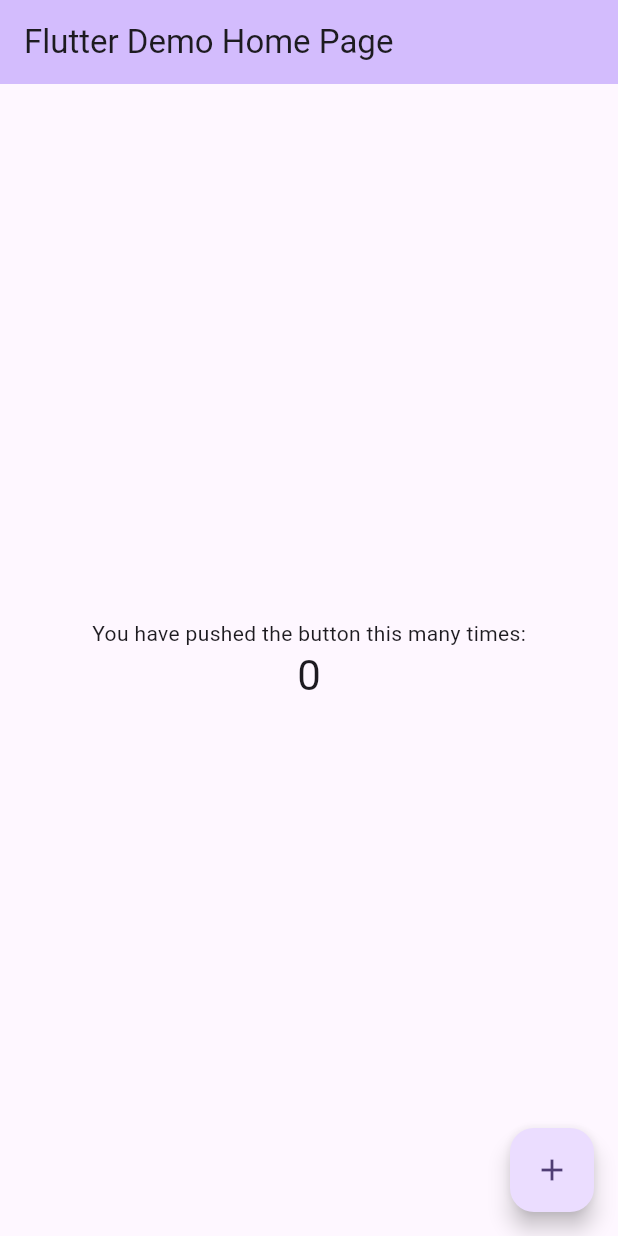
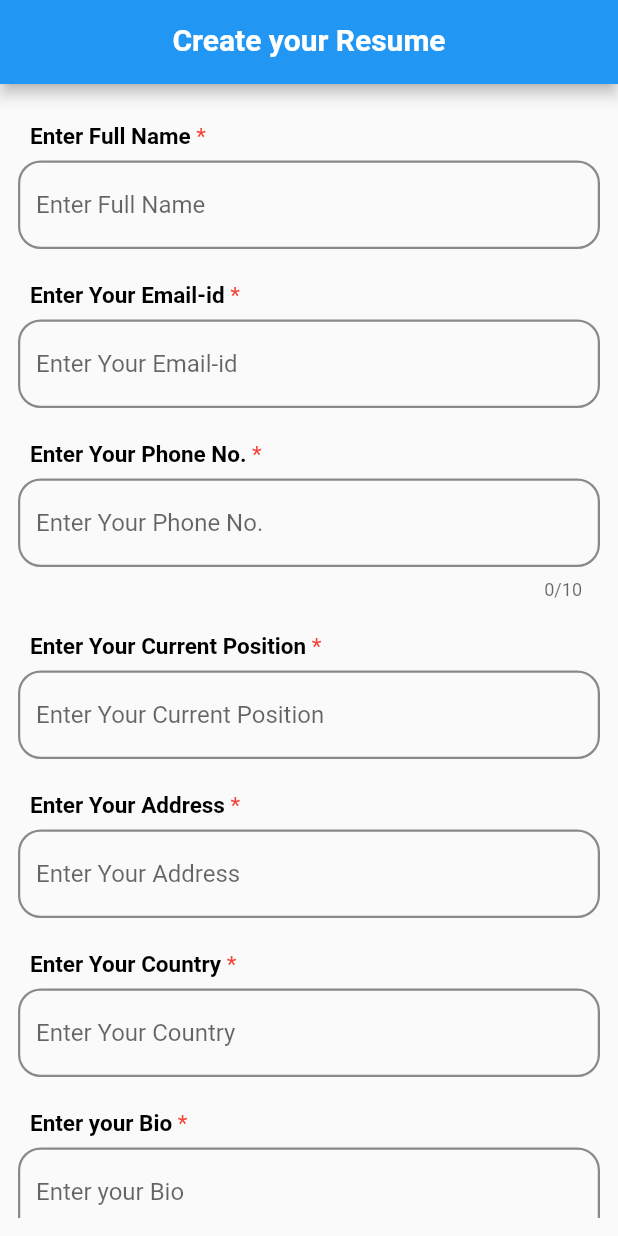
Before and after one commit to SatoruGojo11/Interview_task, a Flutter app: the screen it shows after launch, on a phone screen of 412 x 824 dp. Run offline on Flutter 3.47's test engine with Material 3 defaults, Android fonts, the phone set to English and light mode, and no system bars; our stand-ins replace get; missing offline and left inert: flutter_resume_template.

Commit message:
added Getx dependency, Created Home Page Ui, add some utils for code reusablitym, create color const file for store colors, made routes file for store routes in Getx.

```diff
--- /dev/null
+++ b/knovator_interview_task/lib/controller/home_page_controller.dart
@@ -0,0 +1,58 @@
+import 'package:flutter/material.dart';
+import 'package:flutter_resume_template/flutter_resume_template.dart';
+import 'package:get/get.dart';
+
+class HomePageController extends GetxController {
+  late TemplateData data;
+  List<String> hobbbies = [];
+  final validationkey = GlobalKey<FormState>();
+  TextEditingController usernamecontroller = TextEditingController();
+  TextEditingController emailcontroller = TextEditingController();
+  TextEditingController phonecontroller = TextEditingController();
+  TextEditingController currentPositionController = TextEditingController();
+  TextEditingController addressController = TextEditingController();
+  TextEditingController countryController = TextEditingController();
+  TextEditingController userBioController = TextEditingController();
+  TextEditingController degreeController = TextEditingController();
+  TextEditingController collegeNamecontroller = TextEditingController();
+  TextEditingController languagecontroller = TextEditingController();
+  TextEditingController ratingcontroller = TextEditingController();
+  TextEditingController hobbiescontroller = TextEditingController();
+
+  void saveButtonClicked() {
+    if (validationkey.currentState!.validate()) {
+      hobbbies.addAll(hobbiescontroller.value.text.split(','));
+      createData();
+      Get.toNamed('/resumePage', arguments: {
+        'userData': data,
+      });
+    }
+    update();
+  }
+
+  void createData() {
+    data = TemplateData(
+      fullName: userBioController.value.text,
+      currentPosition: currentPositionController.value.text,
+      address: addressController.value.text,
+      country: countryController.value.text,
+      email: emailcontroller.value.text,
+      phoneNumber: phonecontroller.value.text,
+      bio: userBioController.value.text,
+      experience: [],
+      educationDetails: [
+        Education(
+          degreeController.value.text,
+          collegeNamecontroller.value.text,
+        ),
+      ],
+      languages: [
+        Language(
+          languagecontroller.value.text,
+          int.parse(ratingcontroller.value.text),
+        ),
+      ],
+      hobbies: hobbbies,
+    );
+  }
+}
--- a/knovator_interview_task/lib/main.dart
+++ b/knovator_interview_task/lib/main.dart
@@ -1,4 +1,6 @@
 import 'package:flutter/material.dart';
+import 'package:get/get.dart';
+import 'package:knovator_interview_task/utils/constants/routes.dart';
 
 void main() {
   runApp(const MyApp());
@@ -10,116 +12,23 @@
   // This widget is the root of your application.
   @override
   Widget build(BuildContext context) {
-    return MaterialApp(
-      title: 'Flutter Demo',
+    return GetMaterialApp(
+      builder: (context, child) {
+        final scale = MediaQuery.of(context).textScaler.clamp(
+              minScaleFactor: 0.8,
+              maxScaleFactor: 1.0,
+            );
+        return MediaQuery(
+          data: MediaQuery.of(context).copyWith(textScaler: scale),
+          child: child!,
+        );
+      },
+      debugShowCheckedModeBanner: true,
+      initialRoute: '/homePage',
+      getPages: routes,
       theme: ThemeData(
-        // This is the theme of your application.
-        //
-        // TRY THIS: Try running your application with "flutter run". You'll see
-        // the application has a purple toolbar. Then, without quitting the app,
-        // try changing the seedColor in the colorScheme below to Colors.green
-        // and then invoke "hot reload" (save your changes or press the "hot
-        // reload" button in a Flutter-supported IDE, or press "r" if you used
-        // the command line to start the app).
-        //
-        // Notice that the counter didn't reset back to zero; the application
-        // state is not lost during the reload. To reset the state, use hot
-        // restart instead.
-        //
-        // This works for code too, not just values: Most code changes can be
-        // tested with just a hot reload.
-        colorScheme: ColorScheme.fromSeed(seedColor: Colors.deepPurple),
-        useMaterial3: true,
+        useMaterial3: false,
       ),
-      home: const MyHomePage(title: 'Flutter Demo Home Page'),
     );
   }
 }
-
-class MyHomePage extends StatefulWidget {
-  const MyHomePage({super.key, required this.title});
-
-  // This widget is the home page of your application. It is stateful, meaning
-  // that it has a State object (defined below) that contains fields that affect
-  // how it looks.
-
-  // This class is the configuration for the state. It holds the values (in this
-  // case the title) provided by the parent (in this case the App widget) and
-  // used by the build method of the State. Fields in a Widget subclass are
-  // always marked "final".
-
-  final String title;
-
-  @override
-  State<MyHomePage> createState() => _MyHomePageState();
-}
-
-class _MyHomePageState extends State<MyHomePage> {
-  int _counter = 0;
-
-  void _incrementCounter() {
-    setState(() {
-      // This call to setState tells the Flutter framework that something has
-      // changed in this State, which causes it to rerun the build method below
-      // so that the display can reflect the updated values. If we changed
-      // _counter without calling setState(), then the build method would not be
-      // called again, and so nothing would appear to happen.
-      _counter++;
-    });
-  }
-
-  @override
-  Widget build(BuildContext context) {
-    // This method is rerun every time setState is called, for instance as done
-    // by the _incrementCounter method above.
-    //
-    // The Flutter framework has been optimized to make rerunning build methods
-    // fast, so that you can just rebuild anything that needs updating rather
-    // than having to individually change instances of widgets.
-    return Scaffold(
-      appBar: AppBar(
-        // TRY THIS: Try changing the color here to a specific color (to
-        // Colors.amber, perhaps?) and trigger a hot reload to see the AppBar
-        // change color while the other colors stay the same.
-        backgroundColor: Theme.of(context).colorScheme.inversePrimary,
-        // Here we take the value from the MyHomePage object that was created by
-        // the App.build method, and use it to set our appbar title.
-        title: Text(widget.title),
-      ),
-      body: Center(
-        // Center is a layout widget. It takes a single child and positions it
-        // in the middle of the parent.
-        child: Column(
-          // Column is also a layout widget. It takes a list of children and
-          // arranges them vertically. By default, it sizes itself to fit its
-          // children horizontally, and tries to be as tall as its parent.
-          //
-          // Column has various properties to control how it sizes itself and
-          // how it positions its children. Here we use mainAxisAlignment to
-          // center the children vertically; the main axis here is the vertical
-          // axis because Columns are vertical (the cross axis would be
-          // horizontal).
-          //
-          // TRY THIS: Invoke "debug painting" (choose the "Toggle Debug Paint"
-          // action in the IDE, or press "p" in the console), to see the
-          // wireframe for each widget.
-          mainAxisAlignment: MainAxisAlignment.center,
-          children: <Widget>[
-            const Text(
-              'You have pushed the button this many times:',
-            ),
-            Text(
-              '$_counter',
-              style: Theme.of(context).textTheme.headlineMedium,
-            ),
-          ],
-        ),
-      ),
-      floatingActionButton: FloatingActionButton(
-        onPressed: _incrementCounter,
-        tooltip: 'Increment',
-        child: const Icon(Icons.add),
-      ), // This trailing comma makes auto-formatting nicer for build methods.
-    );
-  }
-}
--- /dev/null
+++ b/knovator_interview_task/lib/utils/constants/routes.dart
@@ -0,0 +1,16 @@
+import 'package:get/get.dart';
+import 'package:knovator_interview_task/view/home_page.dart';
+import 'package:knovator_interview_task/view/resume_page.dart';
+
+List<GetPage> routes = <GetPage>[
+  GetPage(
+    name: '/homePage',
+    page: () => const HomePage(),
+    transition: Transition.rightToLeft,
+  ),
+  GetPage(
+    name: '/resumePage',
+    page: () => const ResumePage(),
+    transition: Transition.rightToLeft,
+  ),
+];
--- /dev/null
+++ b/knovator_interview_task/lib/utils/text.dart
@@ -0,0 +1,30 @@
+import 'package:flutter/material.dart';
+import 'package:knovator_interview_task/utils/constants/color_const.dart';
+
+Text text(
+  String txt, {
+  Color? color,
+  double? fontSize,
+  FontWeight? fontWeight,
+  int? maxLine,
+  TextOverflow? overFlow,
+  TextAlign? textAlign,
+  TextDecoration? decoration,
+  Color? decorationColor,
+  double? heightOfText,
+}) {
+  return Text(
+    txt,
+    textAlign: textAlign ?? TextAlign.start,
+    maxLines: maxLine ?? 1,
+    overflow: overFlow ?? TextOverflow.ellipsis,
+    style: TextStyle(
+      color: color ?? blackClr,
+      fontSize: fontSize ?? 15.0,
+      fontWeight: fontWeight ?? FontWeight.w400,
+      decoration: decoration ?? TextDecoration.none,
+      decorationColor: decorationColor ?? blackClr,
+      height: heightOfText ?? 1.0,
+    ),
+  );
+}
--- /dev/null
+++ b/knovator_interview_task/lib/view/home_page.dart
@@ -0,0 +1,177 @@
+import 'package:flutter/material.dart';
+import 'package:get/get.dart';
+import 'package:knovator_interview_task/controller/home_page_controller.dart';
+import 'package:knovator_interview_task/utils/constants/color_const.dart';
+import 'package:knovator_interview_task/utils/text.dart';
+import 'package:knovator_interview_task/utils/text_form_field.dart';
+
+class HomePage extends StatelessWidget {
+  const HomePage({super.key});
+
+  @override
+  Widget build(BuildContext context) {
+    return Scaffold(
+      appBar: AppBar(
+        centerTitle: true,
+        title: text(
+          'Create your Resume',
+          fontWeight: FontWeight.bold,
+          fontSize: 20.0,
+          color: whiteClr,
+        ),
+      ),
+      body: GetBuilder(
+        init: HomePageController(),
+        builder: (controller) => Padding(
+          padding: const EdgeInsets.all(12.0),
+          child: SingleChildScrollView(
+            keyboardDismissBehavior: ScrollViewKeyboardDismissBehavior.onDrag,
+            child: Form(
+              key: controller.validationkey,
+              child: Column(
+                crossAxisAlignment: CrossAxisAlignment.start,
+                children: [
+                  userInputWidget(
+                    inputFieldName: 'Enter Full Name',
+                    inputFieldController: controller.usernamecontroller,
+                    validationText: "Please Enter your name",
+                  ),
+                  userInputWidget(
+                    inputFieldName: 'Enter Your Email-id',
+                    inputFieldController: controller.emailcontroller,
+                    validationText: "Please Enter your email",
+                    keyboardtype: TextInputType.emailAddress,
+                    validator: (value) {
+                      if (value == null || value.isEmpty) {
+                        return "Please Enter your Email-id";
+                      } else if (!RegExp(r'^[\w-\.]+@([\w-]+\.)+[\w-]{2,4}$')
+                          .hasMatch(value)) {
+                        return "Please Enter valid Email-id";
+                      }
+                      return null;
+                    },
+                  ),
+                  userInputWidget(
+                    inputFieldName: 'Enter Your Phone No.',
+                    inputFieldController: controller.phonecontroller,
+                    validationText: "Please Enter your number",
+                    maxLength: 10,
+                    keyboardtype: TextInputType.number,
+                    validator: (value) {
+                      if (value == null || value.isEmpty) {
+                        return "Please Enter your Phone-no.";
+                      } else if (value.length < 10) {
+                        return "Please Enter valid Phone-no.";
+                      }
+                      return null;
+                    },
+                  ),
+                  userInputWidget(
+                    inputFieldName: 'Enter Your Current Position',
+                    inputFieldController: controller.currentPositionController,
+                    validationText: "Please Enter your current Position",
+                  ),
+                  userInputWidget(
+                    inputFieldName: 'Enter Your Address',
+                    inputFieldController: controller.addressController,
+                    validationText: "Please Enter your address",
+                  ),
+                  userInputWidget(
+                    inputFieldName: 'Enter Your Country',
+                    inputFieldController: controller.countryController,
+                    validationText: "Please Enter your country",
+                  ),
+                  userInputWidget(
+                    inputFieldName: 'Enter your Bio',
+                    inputFieldController: controller.userBioController,
+                    validationText: "Please Enter your bio",
+                    keyboardtype: TextInputType.multiline,
+                    maxLine: 6,
+                  ),
+                  userInputWidget(
+                    inputFieldName: 'Enter Your Degree',
+                    inputFieldController: controller.degreeController,
+                    validationText: "Please Enter your degree",
+                  ),
+                  userInputWidget(
+                    inputFieldName: 'Enter Your College Name',
+                    inputFieldController: controller.collegeNamecontroller,
+                    validationText: "Please Enter your college Name",
+                  ),
+                  userInputWidget(
+                    inputFieldName: 'Enter Your Comfortable Language',
+                    inputFieldController: controller.languagecontroller,
+                    validationText: "Please Enter your language",
+                  ),
+                  userInputWidget(
+                    inputFieldName: 'Rate Your Language',
+                    inputFieldController: controller.ratingcontroller,
+                    validationText: "Please Enter rating of your language",
+                  ),
+                  userInputWidget(
+                    inputFieldName: 'Enter your Hobbies',
+                    inputFieldController: controller.hobbiescontroller,
+                    validationText: "Please Enter hobbies",
+                  ),
+                  Center(
+                    child: ElevatedButton(
+                      onPressed: () => controller.saveButtonClicked(),
+                      child: text(
+                        'Save',
+                        color: whiteClr,
+                      ),
+                    ),
+                  ),
+                ],
+              ),
+            ),
+          ),
+        ),
+      ),
+    );
+  }
+}
+
+Widget userInputWidget({
+  String? inputFieldName,
+  String? validationText,
+  int? maxLine,
+  TextEditingController? inputFieldController,
+  TextInputType? keyboardtype,
+  String? Function(String?)? validator,
+  int? maxLength,
+}) {
+  return Padding(
+    padding: const EdgeInsets.symmetric(vertical: 8.0),
+    child: Column(
+      children: [
+        Padding(
+          padding: const EdgeInsets.all(8.0),
+          child: Row(
+            children: [
+              text(
+                inputFieldName ?? '',
+                fontWeight: FontWeight.bold,
+              ),
+              text(' *', color: redClr),
+            ],
+          ),
+        ),
+        textformfield(
+          maxLength: maxLength,
+          inputFieldController ?? TextEditingController(),
+          hinttxt: inputFieldName ?? '',
+          keyboardtype: keyboardtype ?? TextInputType.name,
+          maxLines: maxLine,
+          validator: validator ??
+              (value) {
+                if (value == null || value.isEmpty) {
+                  return validationText ?? '';
+                }
+                return null;
+              },
+        ),
+      ],
+    ),
+  );
+}
--- a/knovator_interview_task/pubspec.yaml
+++ b/knovator_interview_task/pubspec.yaml
@@ -30,7 +30,7 @@ environment:
 dependencies:
   flutter:
     sdk: flutter
-
+  get: ^4.6.6
 
   # The following adds the Cupertino Icons font to your application.
   # Use with the CupertinoIcons class for iOS style icons.
```
Also changed, not shown: knovator_interview_task/lib/utils/constants/color_const.dart (added, +9 -0 lines), knovator_interview_task/lib/utils/text_form_field.dart (added, +72 -0 lines).
